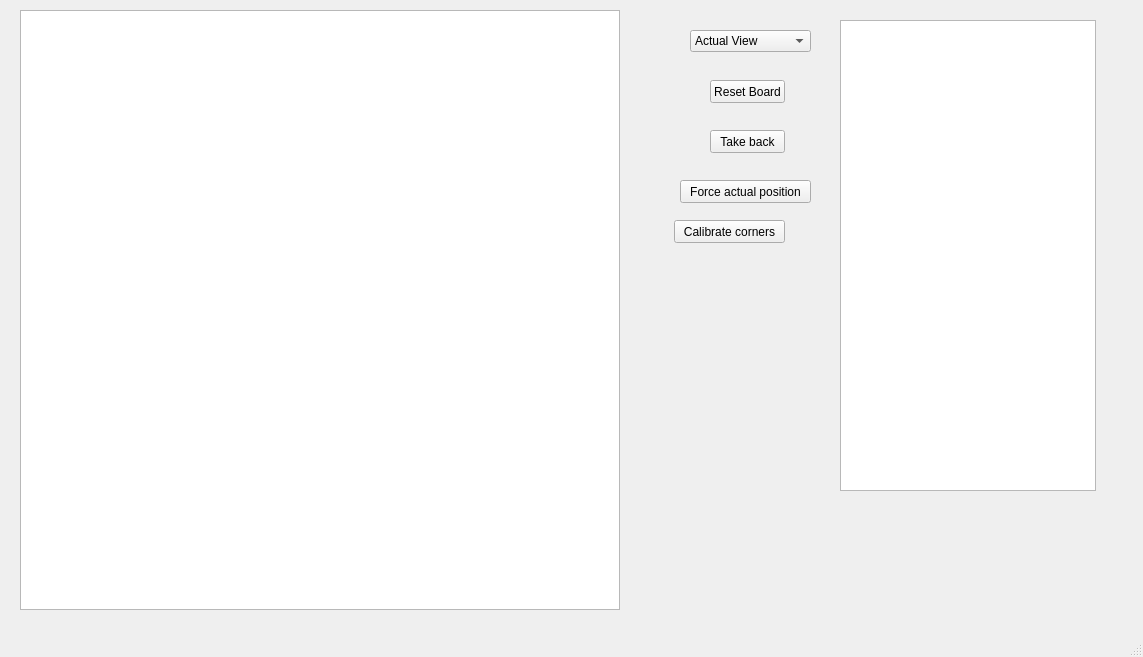
Qt form FrontEnd/main.ui (ggajoch/Draughts) before a commit.
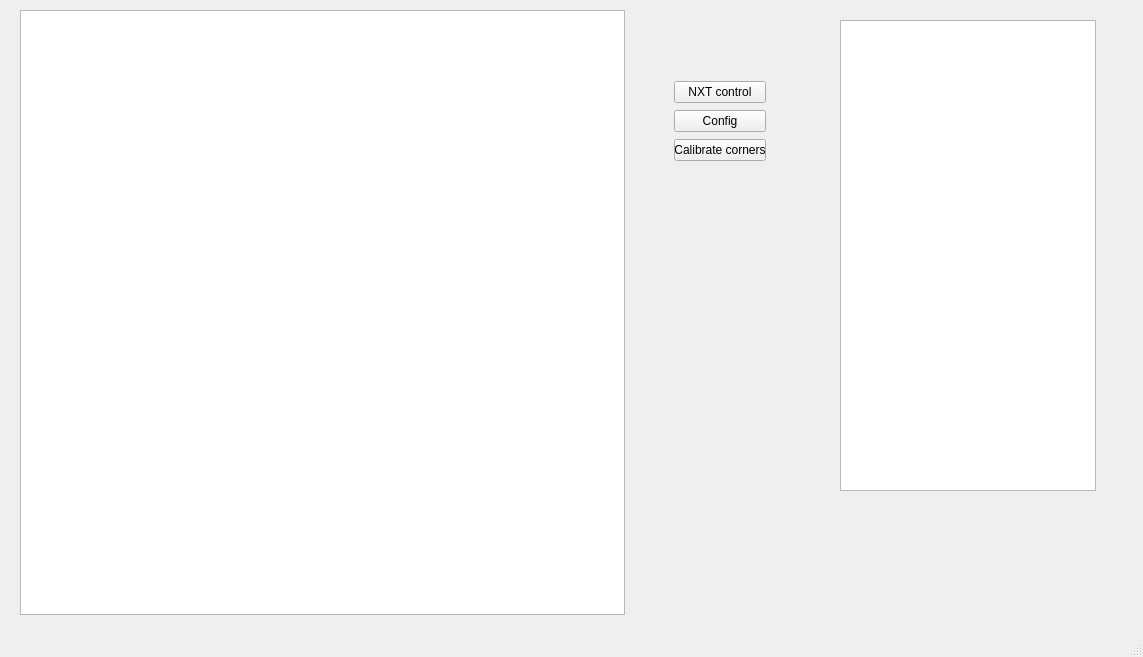
The same form after that commit.

Commit message: Added config window, refactor of modules import

Diff of the .ui file:
```diff
--- a/FrontEnd/main.ui
+++ b/FrontEnd/main.ui
@@ -19,31 +19,11 @@
      <rect>
       <x>20</x>
       <y>10</y>
-      <width>600</width>
-      <height>600</height>
+      <width>605</width>
+      <height>605</height>
      </rect>
     </property>
    </widget>
-   <widget class="QComboBox" name="view">
-    <property name="geometry">
-     <rect>
-      <x>690</x>
-      <y>30</y>
-      <width>121</width>
-      <height>22</height>
-     </rect>
-    </property>
-    <item>
-     <property name="text">
-      <string>Actual View</string>
-     </property>
-    </item>
-    <item>
-     <property name="text">
-      <string>Board</string>
-     </property>
-    </item>
-   </widget>
    <widget class="QTextBrowser" name="movesList">
     <property name="geometry">
      <rect>
@@ -54,57 +34,38 @@
      </rect>
     </property>
    </widget>
-   <widget class="QPushButton" name="pushButton">
-    <property name="geometry">
-     <rect>
-      <x>710</x>
-      <y>80</y>
-      <width>75</width>
-      <height>23</height>
-     </rect>
-    </property>
-    <property name="text">
-     <string>Reset Board</string>
-    </property>
-   </widget>
-   <widget class="QPushButton" name="pushButton_2">
-    <property name="geometry">
-     <rect>
-      <x>710</x>
-      <y>130</y>
-      <width>75</width>
-      <height>23</height>
-     </rect>
-    </property>
-    <property name="text">
-     <string>Take back</string>
-    </property>
-   </widget>
-   <widget class="QPushButton" name="pushButton_3">
-    <property name="geometry">
-     <rect>
-      <x>680</x>
-      <y>180</y>
-      <width>131</width>
-      <height>23</height>
-     </rect>
-    </property>
-    <property name="text">
-     <string>Force actual position</string>
-    </property>
-   </widget>
-   <widget class="QPushButton" name="pushButton_4">
+   <widget class="QWidget" name="">
     <property name="geometry">
      <rect>
       <x>674</x>
-      <y>220</y>
-      <width>111</width>
-      <height>23</height>
+      <y>80</y>
+      <width>92</width>
+      <height>83</height>
      </rect>
     </property>
-    <property name="text">
-     <string>Calibrate corners</string>
-    </property>
+    <layout class="QGridLayout" name="gridLayout">
+     <item row="0" column="0">
+      <widget class="QPushButton" name="nxtControlButton">
+       <property name="text">
+        <string>NXT control</string>
+       </property>
+      </widget>
+     </item>
+     <item row="1" column="0">
+      <widget class="QPushButton" name="configButton">
+       <property name="text">
+        <string>Config</string>
+       </property>
+      </widget>
+     </item>
+     <item row="2" column="0">
+      <widget class="QPushButton" name="calibrateCornersButton">
+       <property name="text">
+        <string>Calibrate corners</string>
+       </property>
+      </widget>
+     </item>
+    </layout>
    </widget>
   </widget>
   <widget class="QMenuBar" name="menubar">
```
Left out of the diff: 2 changed lines with no effect on the pictures. The commit also changes 10 other files.
